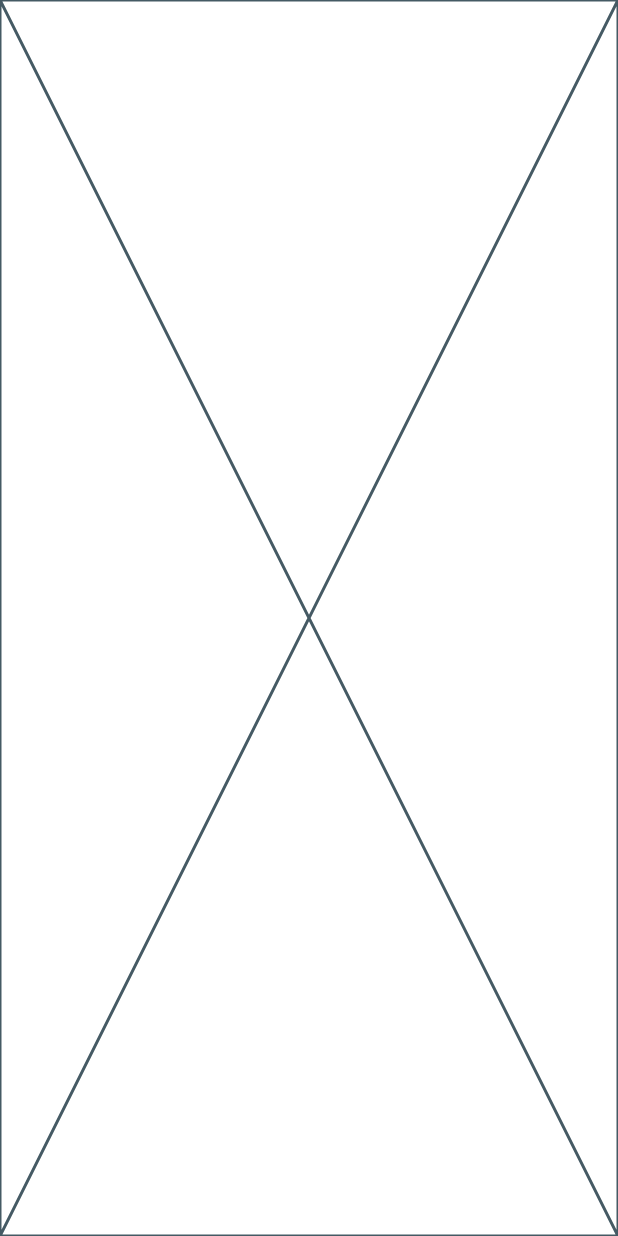
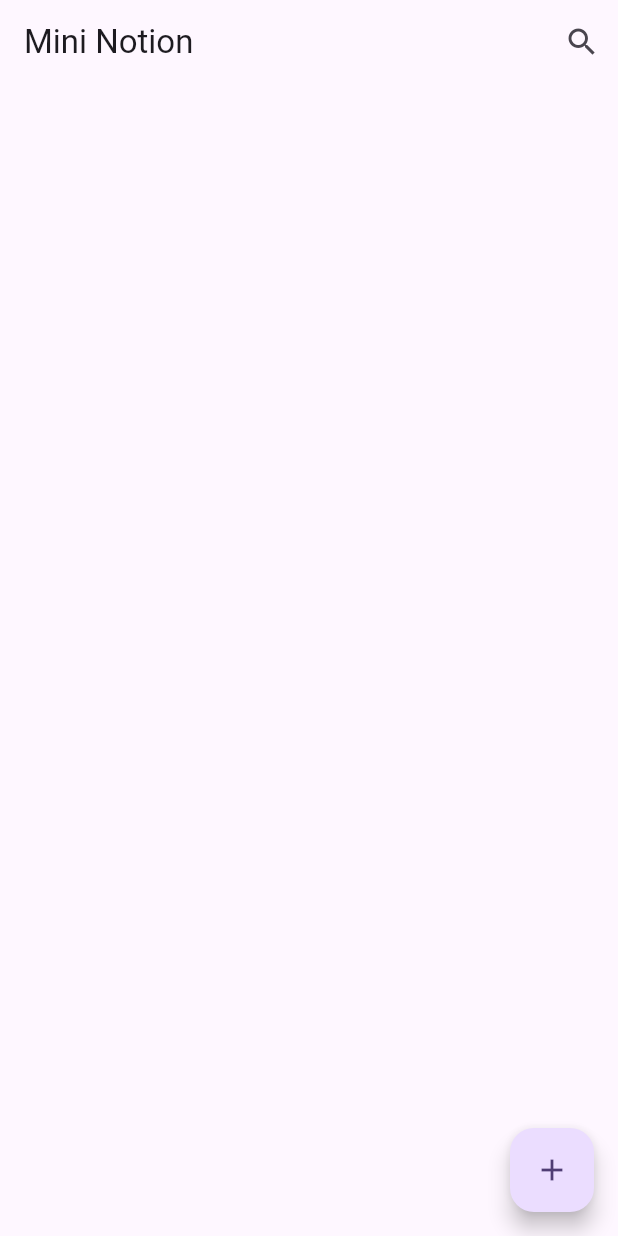
Before and after one commit to MarcosIMC/little_notion_flutter, a Flutter app: the screen it shows after launch, on a phone screen of 412 x 824 dp. Run offline on Flutter 3.47's test engine with Material 3 defaults, Android fonts, the phone set to English and light mode, and no system bars.

Commit message:
Add widget of the main screen. Add models and main screen test

```diff
--- a/lib/screens/main_screen.dart
+++ b/lib/screens/main_screen.dart
@@ -1,10 +1,35 @@
 import 'package:flutter/material.dart';
 
-class MainScreen extends StatelessWidget {
+import '../widgets/entry_item.dart';
+
+class MainScreen extends StatefulWidget {
   const MainScreen({super.key});
 
   @override
+  State<MainScreen> createState() => _MainScreenState();
+}
+
+class _MainScreenState extends State<MainScreen> {
+  @override
   Widget build(BuildContext context) {
-    return const Placeholder();
+    return Scaffold(
+      appBar: AppBar(
+        title: const Text('Mini Notion'),
+        actions: [
+          IconButton(onPressed: () {}, icon: Icon(Icons.search))
+        ],
+      ),
+      body: ListView.separated(
+        padding: EdgeInsets.all(10),
+        itemCount: 0,
+        itemBuilder: (context, index) {
+          return EntryItem();
+        }, separatorBuilder: (BuildContext context, int index) => const Divider(),
+      ),
+      floatingActionButton: FloatingActionButton(
+        onPressed: () {},
+        child: const Icon(Icons.add),
+      ),
+    );
   }
 }
```
Also changed, not shown: lib/models/categories.dart (added, +19 -0 lines), lib/models/entry_model.dart (added, +16 -0 lines), lib/widgets/entry_item.dart (added, +15 -0 lines), 1 other file.
